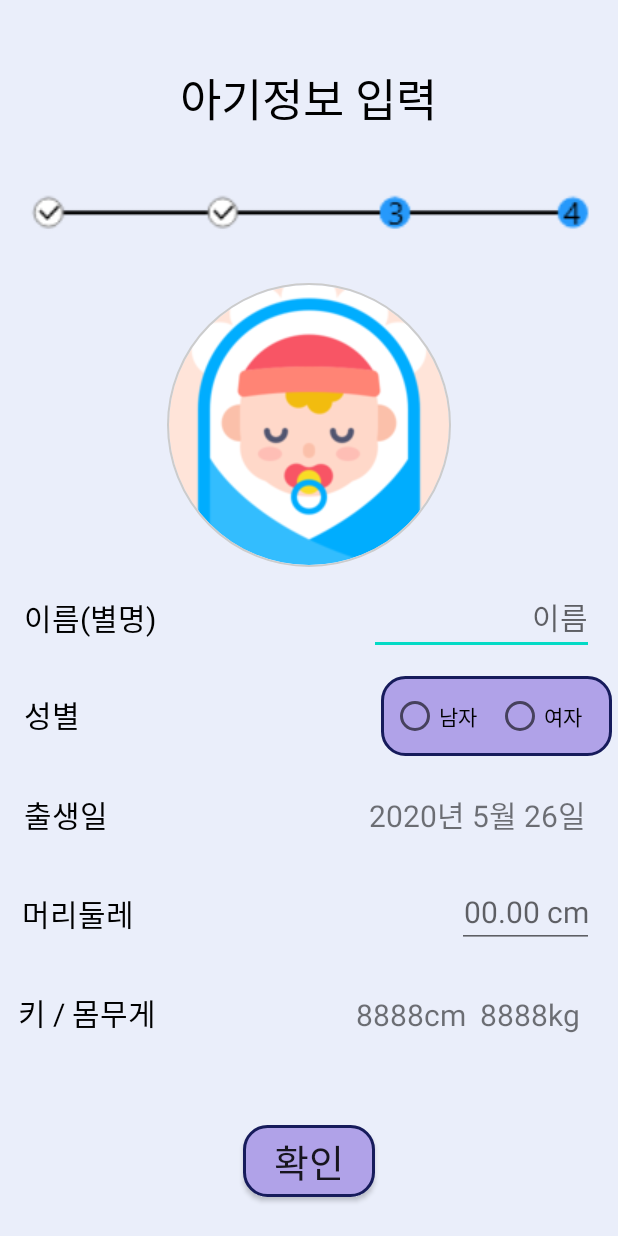
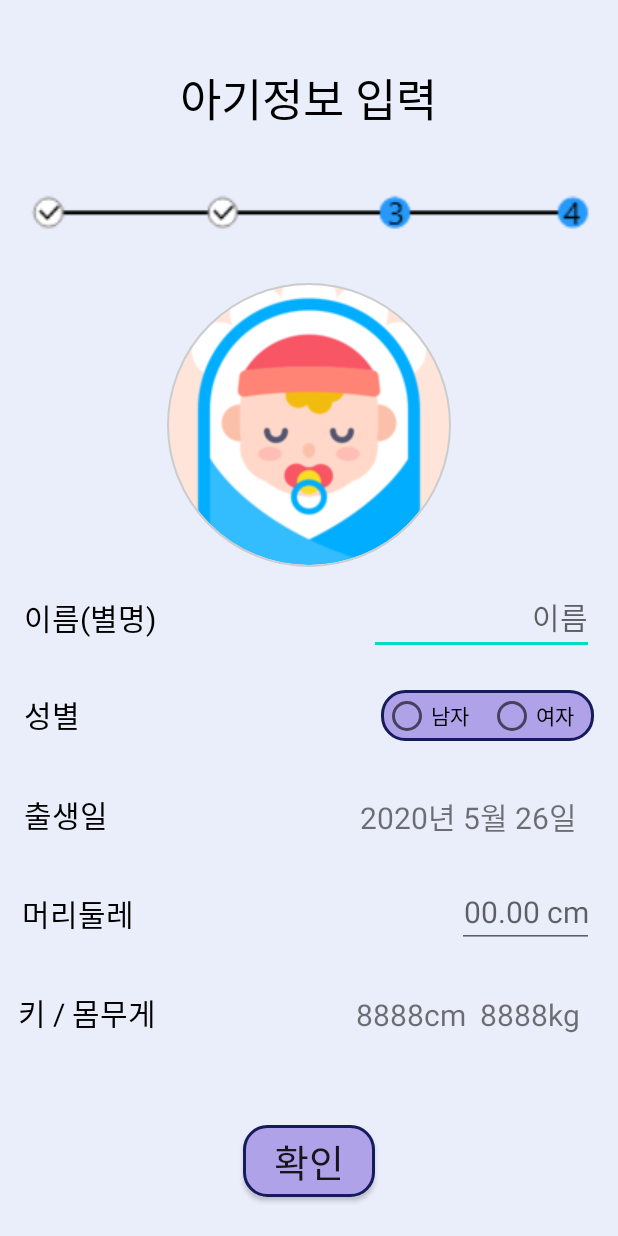
Before and after one commit to TAEHOONS/Baily, an Android app: the SecondPage screen opened directly, with no data from a screen before it, on a phone screen of 412 x 824 dp. Run offline under Robolectric (Android 15) with nearby library versions, the phone set to English and light mode, and no system bars; our stand-ins replace CircleImageView.

Commit message:
메인액티비티 비율조정 완료

```diff
--- a/app/src/main/res/layout/activity_second_page.xml
+++ b/app/src/main/res/layout/activity_second_page.xml
@@ -119,15 +119,15 @@
 
                     <RadioGroup
                         android:id="@+id/sp_sexRG"
-                        android:layout_width="154dp"
-                        android:layout_height="53dp"
+                        android:layout_width="142dp"
+                        android:layout_height="34dp"
+                        android:background="@drawable/bora2"
                         android:gravity="center"
                         android:orientation="horizontal"
                         android:textSize="20dp"
-                        android:background="@drawable/bora2"
                         app:layout_constraintBottom_toBottomOf="parent"
                         app:layout_constraintEnd_toEndOf="parent"
-                        app:layout_constraintHorizontal_bias="0.98"
+                        app:layout_constraintHorizontal_bias="0.925"
                         app:layout_constraintStart_toEndOf="@+id/textView11"
                         app:layout_constraintTop_toTopOf="parent">
 
@@ -194,8 +194,8 @@
 
                     <TextView
                         android:id="@+id/sp_berthTV"
-                        android:layout_width="150dp"
-                        android:layout_height="wrap_content"
+                        android:layout_width="156dp"
+                        android:layout_height="26dp"
 
                         android:layout_marginEnd="16dp"
                         android:layout_marginRight="16dp"
@@ -206,7 +206,8 @@
                         android:textSize="20dp"
                         app:layout_constraintBottom_toBottomOf="parent"
                         app:layout_constraintEnd_toEndOf="parent"
-                        app:layout_constraintTop_toTopOf="parent" />
+                        app:layout_constraintTop_toTopOf="parent"
+                        app:layout_constraintVertical_bias="0.484" />
 
                 </androidx.constraintlayout.widget.ConstraintLayout>
             </LinearLayout>
```
